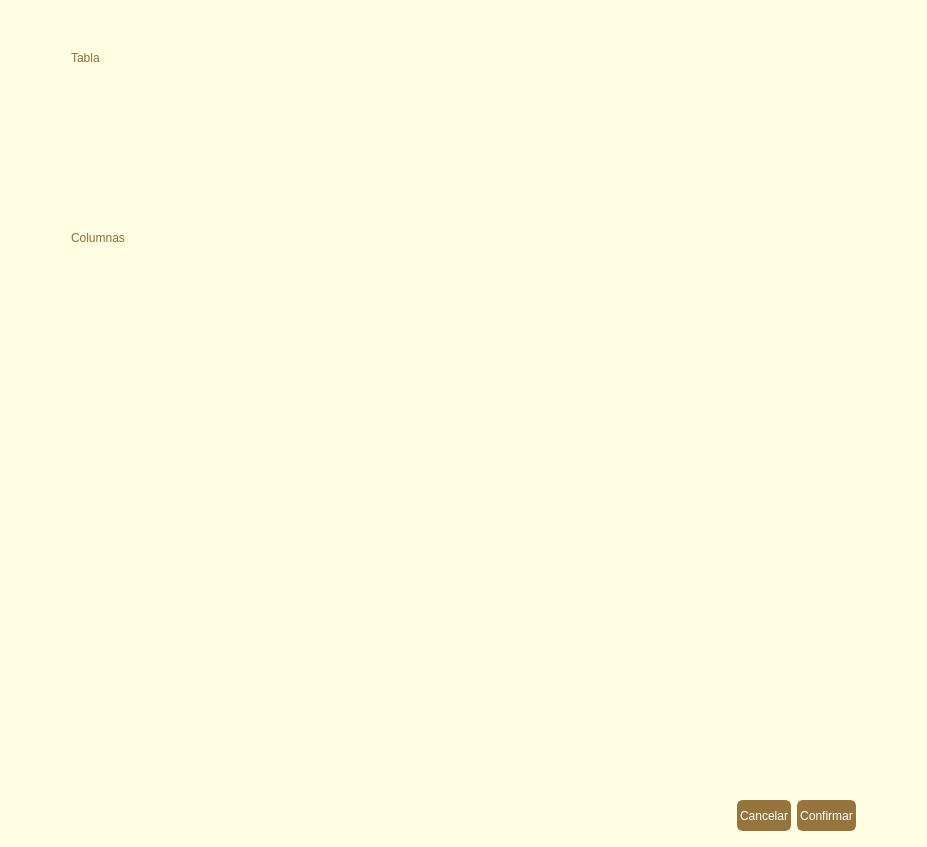
This is ui/editar-registro.ui in andreadh01/Notarius as Qt 5 draws it before an edit. The edited form follows.
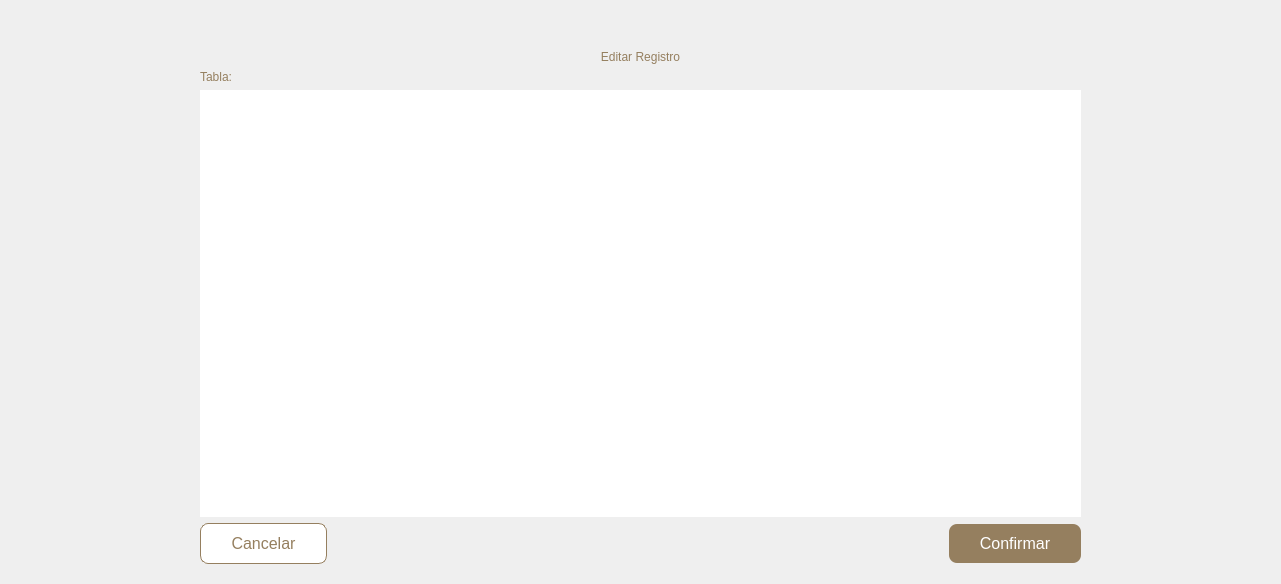
This is the edited form.

Commit message: mejora de interfaz de agregar y editar registros

Diff of the .ui file:
```diff
--- a/ui/editar-registro.ui
+++ b/ui/editar-registro.ui
@@ -6,174 +6,174 @@
    <rect>
     <x>0</x>
     <y>0</y>
-    <width>927</width>
-    <height>847</height>
+    <width>1281</width>
+    <height>584</height>
    </rect>
   </property>
   <property name="windowTitle">
    <string>Dialog</string>
   </property>
-  <property name="styleSheet">
-   <string notr="true">QDialog {
- background-color:rgb(255, 253, 225);
-
-}</string>
-  </property>
-  <layout class="QHBoxLayout" name="horizontalLayout" stretch="0,0,1,0,0">
-   <item>
-    <spacer name="verticalSpacer_9">
-     <property name="orientation">
-      <enum>Qt::Vertical</enum>
-     </property>
-     <property name="sizeHint" stdset="0">
-      <size>
-       <width>20</width>
-       <height>847</height>
-      </size>
-     </property>
-    </spacer>
-   </item>
-   <item>
-    <spacer name="horizontalSpacer_3">
-     <property name="orientation">
-      <enum>Qt::Horizontal</enum>
-     </property>
-     <property name="sizeHint" stdset="0">
-      <size>
-       <width>40</width>
-       <height>20</height>
-      </size>
-     </property>
-    </spacer>
-   </item>
-   <item>
-    <layout class="QVBoxLayout" name="verticalLayout" stretch="0,0,0,0,0,1,0">
-     <property name="sizeConstraint">
-      <enum>QLayout::SetFixedSize</enum>
-     </property>
-     <item>
-      <spacer name="verticalSpacer">
-       <property name="orientation">
-        <enum>Qt::Vertical</enum>
-       </property>
-       <property name="sizeHint" stdset="0">
-        <size>
-         <width>20</width>
-         <height>40</height>
-        </size>
-       </property>
-      </spacer>
-     </item>
-     <item>
       <layout class="QVBoxLayout" name="verticalLayout_2">
+   <property name="leftMargin">
+    <number>200</number>
+   </property>
+   <property name="topMargin">
+    <number>50</number>
+   </property>
+   <property name="rightMargin">
+    <number>200</number>
+   </property>
        <property name="bottomMargin">
-        <number>100</number>
-       </property>
+    <number>20</number>
+   </property>
+   <item>
+    <widget class="QLabel" name="titulo">
+     <property name="styleSheet">
+      <string notr="true">font: 24pt &quot;Arial Rounded MT Bold&quot;;
+color: #957F5F;
+</string>
+     </property>
+     <property name="text">
+      <string>Editar Registro</string>
+     </property>
+     <property name="alignment">
+      <set>Qt::AlignCenter</set>
+     </property>
+    </widget>
+   </item>
+   <item>
+    <layout class="QVBoxLayout" name="verticalLayout_3">
        <item>
         <widget class="QLabel" name="label_tabla">
          <property name="styleSheet">
-          <string notr="true">font: 12pt &quot;Arial Rounded MT Bold&quot;;
-color: rgb(141, 110, 58);</string>
+        <string notr="true">font: 18pt &quot;Arial Rounded MT Bold&quot;;
+color: #957F5F;</string>
          </property>
          <property name="text">
-          <string>Tabla</string>
+        <string>Tabla:</string>
          </property>
         </widget>
        </item>
-       <item>
-        <widget class="QLabel" name="tablaLabel">
-         <property name="styleSheet">
-          <string notr="true">color: black;</string>
-         </property>
-         <property name="text">
-          <string/>
-         </property>
-        </widget>
-       </item>
       </layout>
      </item>
      <item>
-      <spacer name="horizontalSpacer">
-       <property name="orientation">
-        <enum>Qt::Horizontal</enum>
-       </property>
-       <property name="sizeHint" stdset="0">
-        <size>
-         <width>40</width>
-         <height>20</height>
-        </size>
-       </property>
-      </spacer>
-     </item>
-     <item>
-      <layout class="QVBoxLayout" name="verticalLayout_4">
-       <item>
-        <widget class="QLabel" name="mensaje">
-         <property name="styleSheet">
-          <string notr="true">color: red;</string>
-         </property>
-         <property name="text">
-          <string/>
-         </property>
-        </widget>
-       </item>
-       <item>
-        <widget class="QLabel" name="label_acceso">
+    <widget class="QScrollArea" name="scrollArea">
+     <property name="styleSheet">
+      <string notr="true">QScrollArea{
+border: none;
+background: white;
+}
+QScrollBar:vertical {
+	border: none;
+    background: white;
+    width: 14px;
+    margin: 15px 0 15px 0;
+	border-radius: 0px;
+ }
+
+/*  HANDLE BAR VERTICAL */
+QScrollBar::handle:vertical {	
+	background-color: #CCCCCC;
+	min-height: 30px;
+	border-radius: 7px;
+}
+QScrollBar::handle:vertical:hover{	
+	background-color: #666666;
+}
+QScrollBar::handle:vertical:pressed {	
+	background-color: #666666;
+}
+
+/* BTN TOP - SCROLLBAR */
+QScrollBar::sub-line:vertical {
+	border: none;
+	background-color: white;
+	height: 15px;
+	border-top-left-radius: 7px;
+	border-top-right-radius: 7px;
+	subcontrol-position: top;
+	subcontrol-origin: margin;
+}
+QScrollBar::sub-line:vertical:hover {	
+	background-color: white;
+}
+QScrollBar::sub-line:vertical:pressed {	
+	background-color: white
+}
+
+/* BTN BOTTOM - SCROLLBAR */
+QScrollBar::add-line:vertical {
+	border: none;
+	background-color: white
+	height: 15px;
+	border-bottom-left-radius: 7px;
+	border-bottom-right-radius: 7px;
+	subcontrol-position: bottom;
+	subcontrol-origin: margin;
+}
+QScrollBar::add-line:vertical:hover {	
+	background-color: white;
+}
+QScrollBar::add-line:vertical:pressed {	
+	background-color: white;
+}
+
+/* RESET ARROW */
+QScrollBar::up-arrow:vertical, QScrollBar::down-arrow:vertical {
+	background: none;
+}
+QScrollBar::add-page:vertical, QScrollBar::sub-page:vertical {
+	background: none;
+}
+</string>
+     </property>
+     <property name="widgetResizable">
+      <bool>true</bool>
+     </property>
+     <widget class="QWidget" name="scrollAreaWidgetContents">
+      <property name="geometry">
+       <rect>
+        <x>0</x>
+        <y>0</y>
+        <width>881</width>
+        <height>24</height>
+       </rect>
+      </property>
+      <property name="sizePolicy">
+       <sizepolicy hsizetype="Preferred" vsizetype="Maximum">
+        <horstretch>0</horstretch>
+        <verstretch>0</verstretch>
+       </sizepolicy>
+      </property>
          <property name="styleSheet">
-          <string notr="true">font: 12pt &quot;Arial Rounded MT Bold&quot;;
-color: rgb(141, 110, 58);</string>
-         </property>
-         <property name="text">
-          <string>Columnas</string>
-         </property>
-        </widget>
-       </item>
+       <string notr="true">background-color:white</string>
+      </property>
+      <layout class="QVBoxLayout" name="verticalLayout">
+       <property name="leftMargin">
+        <number>12</number>
+       </property>
+       <property name="rightMargin">
+        <number>25</number>
+       </property>
       </layout>
+     </widget>
+    </widget>
      </item>
      <item>
       <layout class="QGridLayout" name="gridLayout">
-       <property name="bottomMargin">
-        <number>50</number>
-       </property>
-      </layout>
-     </item>
-     <item>
-      <spacer name="horizontalSpacer_2">
-       <property name="orientation">
-        <enum>Qt::Horizontal</enum>
-       </property>
-       <property name="sizeHint" stdset="0">
-        <size>
-         <width>40</width>
-         <height>20</height>
-        </size>
-       </property>
-      </spacer>
-     </item>
-     <item>
-      <layout class="QHBoxLayout" name="horizontalLayout_2" stretch="2,0,0">
-       <item>
-        <spacer name="verticalSpacer_17">
-         <property name="orientation">
-          <enum>Qt::Vertical</enum>
-         </property>
-         <property name="sizeHint" stdset="0">
-          <size>
-           <width>20</width>
-           <height>40</height>
-          </size>
-         </property>
-        </spacer>
-       </item>
-       <item>
+     <property name="leftMargin">
+      <number>0</number>
+     </property>
+     <item row="0" column="0">
         <widget class="QPushButton" name="pushButton_cancelar">
          <property name="styleSheet">
           <string notr="true">QPushButton {
-border-radius: 6px;
-border: 3px solid #95753d;
-background-color: #95753d;
-color: white;
-height: 25px;
+border-radius: 8px;
+border: 1px solid #957F5F;
+background-color: white;
+color: #957F5F;
+font-size: 16px;
+padding: 10px 30px;
 }
 
 QPushButton:hover {
@@ -194,15 +194,15 @@
          </property>
         </widget>
        </item>
-       <item>
+     <item row="0" column="2">
         <widget class="QPushButton" name="pushButton_confirmar">
          <property name="styleSheet">
           <string notr="true">QPushButton {
-border-radius: 6px;
-border: 3px solid #95753d;
-background-color: #95753d;
+border-radius: 8px;
+background-color: #957F5F;
 color: white;
-height: 25px;
+font-size: 16px;
+padding: 10px 30px;
 }
 
 QPushButton:hover {
@@ -223,12 +223,8 @@
          </property>
         </widget>
        </item>
-      </layout>
-     </item>
-    </layout>
-   </item>
-   <item>
-    <spacer name="horizontalSpacer_4">
+     <item row="0" column="1">
+      <spacer name="horizontalSpacer">
      <property name="orientation">
       <enum>Qt::Horizontal</enum>
      </property>
@@ -240,18 +236,7 @@
      </property>
     </spacer>
    </item>
-   <item>
-    <spacer name="verticalSpacer_16">
-     <property name="orientation">
-      <enum>Qt::Vertical</enum>
-     </property>
-     <property name="sizeHint" stdset="0">
-      <size>
-       <width>20</width>
-       <height>847</height>
-      </size>
-     </property>
-    </spacer>
+    </layout>
    </item>
   </layout>
  </widget>
```
Lines whose indentation alone changed are shown as unchanged. The commit also changes 16 other files.
